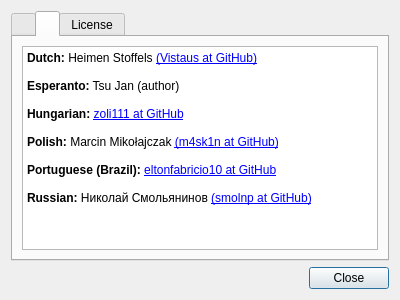
Before: the Qt Designer form about.ui in tsujan/Arqiver, drawn with Qt 5.
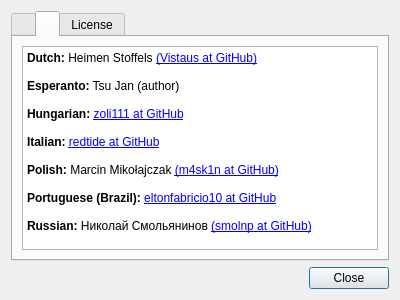
After: the same form once the commit is applied. The open tabs and pages were chosen to show the change.

What changed in the file:
```diff
--- a/about.ui
+++ b/about.ui
@@ -103,6 +103,8 @@
 &lt;p style=&quot;-qt-paragraph-type:empty; margin-top:0px; margin-bottom:0px; margin-left:0px; margin-right:0px; -qt-block-indent:0; text-indent:0px;&quot;&gt;&lt;br /&gt;&lt;/p&gt;
 &lt;p style=&quot; margin-top:0px; margin-bottom:0px; margin-left:0px; margin-right:0px; -qt-block-indent:0; text-indent:0px;&quot;&gt;&lt;span style=&quot; font-weight:600;&quot;&gt;Hungarian:&lt;/span&gt; &lt;a href=&quot;https://github.com/zoli111&quot;&gt;zoli111 at GitHub&lt;/a&gt;&lt;/p&gt;
 &lt;p style=&quot;-qt-paragraph-type:empty; margin-top:0px; margin-bottom:0px; margin-left:0px; margin-right:0px; -qt-block-indent:0; text-indent:0px;&quot;&gt;&lt;br /&gt;&lt;/p&gt;
+&lt;p style=&quot; margin-top:0px; margin-bottom:0px; margin-left:0px; margin-right:0px; -qt-block-indent:0; text-indent:0px;&quot;&gt;&lt;span style=&quot; font-weight:600;&quot;&gt;Italian:&lt;/span&gt; &lt;a href=&quot;https://github.com/redtide&quot;&gt;redtide at GitHub&lt;/a&gt;&lt;/p&gt;
+&lt;p style=&quot;-qt-paragraph-type:empty; margin-top:0px; margin-bottom:0px; margin-left:0px; margin-right:0px; -qt-block-indent:0; text-indent:0px;&quot;&gt;&lt;br /&gt;&lt;/p&gt;
 &lt;p style=&quot; margin-top:0px; margin-bottom:0px; margin-left:0px; margin-right:0px; -qt-block-indent:0; text-indent:0px;&quot;&gt;&lt;span style=&quot; font-weight:600;&quot;&gt;Polish:&lt;/span&gt; Marcin Mikołajczak &lt;a href=&quot;https://github.com/m4sk1n&quot;&gt;(m4sk1n at GitHub)&lt;/a&gt;&lt;/p&gt;
 &lt;p style=&quot;-qt-paragraph-type:empty; margin-top:0px; margin-bottom:0px; margin-left:0px; margin-right:0px; -qt-block-indent:0; text-indent:0px;&quot;&gt;&lt;br /&gt;&lt;/p&gt;
 &lt;p style=&quot; margin-top:0px; margin-bottom:0px; margin-left:0px; margin-right:0px; -qt-block-indent:0; text-indent:0px;&quot;&gt;&lt;span style=&quot; font-weight:600;&quot;&gt;Portuguese (Brazil):&lt;/span&gt; &lt;a href=&quot;https://github.com/eltonfabricio10&quot;&gt;eltonfabricio10 at GitHub&lt;/a&gt;&lt;/p&gt;
```
